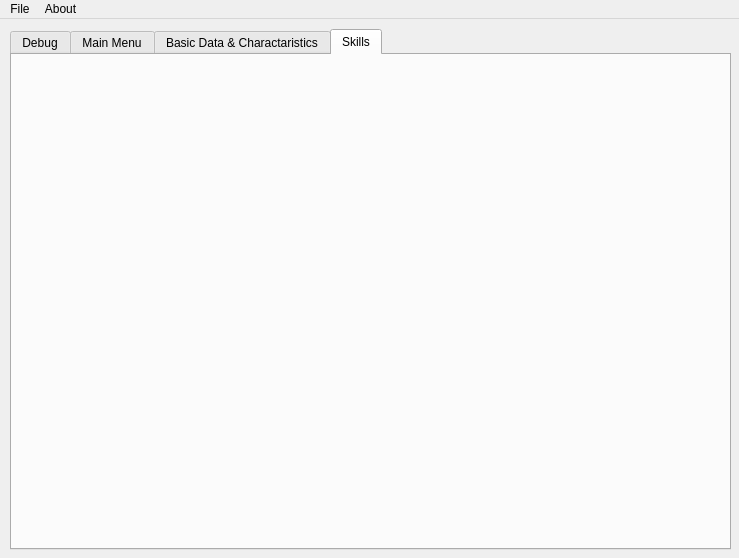
The window that mainwindow.ui (rbiddle/CRASS) describes before a commit, drawn with Qt 5.
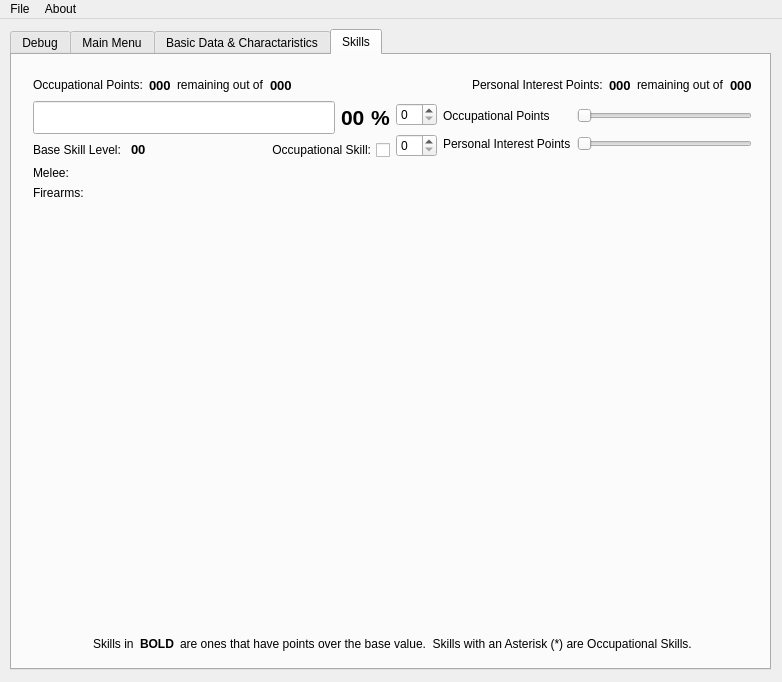
The same window after the commit. The open tabs and pages were chosen to show the change.

Commit message:
Added Skill GUI logic
Added GUI logic for displaying the skill buttons and basic processing.
Still need to add limit checks and MUCH more usability.

```diff
--- a/mainwindow.ui
+++ b/mainwindow.ui
@@ -6,8 +6,8 @@
    <rect>
     <x>0</x>
     <y>0</y>
-    <width>739</width>
-    <height>558</height>
+    <width>782</width>
+    <height>682</height>
    </rect>
   </property>
   <property name="windowTitle">
@@ -19,8 +19,8 @@
      <rect>
       <x>10</x>
       <y>10</y>
-      <width>721</width>
-      <height>521</height>
+      <width>761</width>
+      <height>641</height>
      </rect>
     </property>
     <property name="currentIndex">
@@ -1070,6 +1070,448 @@
      <attribute name="title">
       <string>Skills</string>
      </attribute>
+     <widget class="QWidget" name="verticalLayoutWidget_7">
+      <property name="geometry">
+       <rect>
+        <x>10</x>
+        <y>9</y>
+        <width>741</width>
+        <height>601</height>
+       </rect>
+      </property>
+      <layout class="QVBoxLayout" name="verticalLayout_11">
+       <item>
+        <layout class="QHBoxLayout" name="hLayoutRemainingPoints">
+         <item>
+          <widget class="QLabel" name="label_8">
+           <property name="text">
+            <string>Occupational Points:</string>
+           </property>
+          </widget>
+         </item>
+         <item>
+          <widget class="QLabel" name="cocRemainingOcpnPtsLabel">
+           <property name="font">
+            <font>
+             <pointsize>10</pointsize>
+             <weight>75</weight>
+             <bold>true</bold>
+            </font>
+           </property>
+           <property name="text">
+            <string>000</string>
+           </property>
+          </widget>
+         </item>
+         <item>
+          <widget class="QLabel" name="label_13">
+           <property name="text">
+            <string>remaining out of</string>
+           </property>
+          </widget>
+         </item>
+         <item>
+          <widget class="QLabel" name="cocTotalOcpnPtsLabel">
+           <property name="font">
+            <font>
+             <pointsize>10</pointsize>
+             <weight>75</weight>
+             <bold>true</bold>
+            </font>
+           </property>
+           <property name="text">
+            <string>000</string>
+           </property>
+          </widget>
+         </item>
+         <item>
+          <spacer name="horizontalSpacer_12">
+           <property name="orientation">
+            <enum>Qt::Horizontal</enum>
+           </property>
+           <property name="sizeHint" stdset="0">
+            <size>
+             <width>40</width>
+             <height>20</height>
+            </size>
+           </property>
+          </spacer>
+         </item>
+         <item>
+          <widget class="QLabel" name="label_12">
+           <property name="text">
+            <string>Personal Interest Points:</string>
+           </property>
+          </widget>
+         </item>
+         <item>
+          <widget class="QLabel" name="cocRemainingPrsnPtsLabel">
+           <property name="font">
+            <font>
+             <pointsize>10</pointsize>
+             <weight>75</weight>
+             <bold>true</bold>
+            </font>
+           </property>
+           <property name="text">
+            <string>000</string>
+           </property>
+          </widget>
+         </item>
+         <item>
+          <widget class="QLabel" name="label_10">
+           <property name="text">
+            <string>remaining out of</string>
+           </property>
+          </widget>
+         </item>
+         <item>
+          <widget class="QLabel" name="cocTotalPrsnPtsLabel">
+           <property name="font">
+            <font>
+             <pointsize>10</pointsize>
+             <weight>75</weight>
+             <bold>true</bold>
+            </font>
+           </property>
+           <property name="text">
+            <string>000</string>
+           </property>
+          </widget>
+         </item>
+        </layout>
+       </item>
+       <item>
+        <layout class="QHBoxLayout" name="hLayoutSkillNameArea">
+         <property name="sizeConstraint">
+          <enum>QLayout::SetFixedSize</enum>
+         </property>
+         <item>
+          <layout class="QVBoxLayout" name="verticalLayout_6">
+           <item>
+            <layout class="QHBoxLayout" name="horizontalLayout_6">
+             <item>
+              <widget class="QLineEdit" name="cocCurrentSkillLineEdit">
+               <property name="font">
+                <font>
+                 <pointsize>16</pointsize>
+                 <weight>75</weight>
+                 <bold>true</bold>
+                </font>
+               </property>
+               <property name="text">
+                <string/>
+               </property>
+              </widget>
+             </item>
+             <item>
+              <widget class="QLabel" name="cocCurrentSkillTotal">
+               <property name="font">
+                <font>
+                 <pointsize>16</pointsize>
+                 <weight>75</weight>
+                 <bold>true</bold>
+                </font>
+               </property>
+               <property name="text">
+                <string>00</string>
+               </property>
+              </widget>
+             </item>
+             <item>
+              <widget class="QLabel" name="label_9">
+               <property name="font">
+                <font>
+                 <pointsize>16</pointsize>
+                 <weight>75</weight>
+                 <bold>true</bold>
+                </font>
+               </property>
+               <property name="text">
+                <string>%</string>
+               </property>
+              </widget>
+             </item>
+            </layout>
+           </item>
+           <item>
+            <layout class="QHBoxLayout" name="horizontalLayout_3">
+             <item>
+              <widget class="QLabel" name="label_4">
+               <property name="sizePolicy">
+                <sizepolicy hsizetype="Preferred" vsizetype="Fixed">
+                 <horstretch>0</horstretch>
+                 <verstretch>0</verstretch>
+                </sizepolicy>
+               </property>
+               <property name="text">
+                <string>Base Skill Level: </string>
+               </property>
+              </widget>
+             </item>
+             <item>
+              <widget class="QLabel" name="cocCurrentSkillBaseLabel">
+               <property name="sizePolicy">
+                <sizepolicy hsizetype="Minimum" vsizetype="Fixed">
+                 <horstretch>0</horstretch>
+                 <verstretch>0</verstretch>
+                </sizepolicy>
+               </property>
+               <property name="font">
+                <font>
+                 <pointsize>10</pointsize>
+                 <weight>75</weight>
+                 <bold>true</bold>
+                </font>
+               </property>
+               <property name="text">
+                <string>00</string>
+               </property>
+              </widget>
+             </item>
+             <item>
+              <spacer name="horizontalSpacer">
+               <property name="orientation">
+                <enum>Qt::Horizontal</enum>
+               </property>
+               <property name="sizeType">
+                <enum>QSizePolicy::MinimumExpanding</enum>
+               </property>
+               <property name="sizeHint" stdset="0">
+                <size>
+                 <width>40</width>
+                 <height>20</height>
+                </size>
+               </property>
+              </spacer>
+             </item>
+             <item>
+              <widget class="QCheckBox" name="cocCurrentSkillOcpnCheckBox">
+               <property name="layoutDirection">
+                <enum>Qt::RightToLeft</enum>
+               </property>
+               <property name="text">
+                <string>Occupational Skill:</string>
+               </property>
+              </widget>
+             </item>
+            </layout>
+           </item>
+          </layout>
+         </item>
+         <item>
+          <layout class="QHBoxLayout" name="horizontalLayout">
+           <item>
+            <layout class="QVBoxLayout" name="verticalLayout_3">
+             <item>
+              <widget class="QSpinBox" name="cocCurrentSkillOcpnPtsSpinner"/>
+             </item>
+             <item>
+              <widget class="QSpinBox" name="cocCurrentSkillPrsnPtsSpinner"/>
+             </item>
+            </layout>
+           </item>
+           <item>
+            <layout class="QVBoxLayout" name="verticalLayout_4">
+             <item>
+              <widget class="QLabel" name="label_6">
+               <property name="sizePolicy">
+                <sizepolicy hsizetype="Preferred" vsizetype="Fixed">
+                 <horstretch>0</horstretch>
+                 <verstretch>0</verstretch>
+                </sizepolicy>
+               </property>
+               <property name="text">
+                <string>Occupational Points</string>
+               </property>
+              </widget>
+             </item>
+             <item>
+              <widget class="QLabel" name="label_7">
+               <property name="sizePolicy">
+                <sizepolicy hsizetype="Preferred" vsizetype="Fixed">
+                 <horstretch>0</horstretch>
+                 <verstretch>0</verstretch>
+                </sizepolicy>
+               </property>
+               <property name="text">
+                <string>Personal Interest Points</string>
+               </property>
+              </widget>
+             </item>
+            </layout>
+           </item>
+           <item>
+            <layout class="QVBoxLayout" name="verticalLayout_5">
+             <item>
+              <widget class="QSlider" name="cocCurrentSkillOcpnPtsSlider">
+               <property name="orientation">
+                <enum>Qt::Horizontal</enum>
+               </property>
+              </widget>
+             </item>
+             <item>
+              <widget class="QSlider" name="cocCurrentSkillPrsnPtsSlider">
+               <property name="orientation">
+                <enum>Qt::Horizontal</enum>
+               </property>
+              </widget>
+             </item>
+            </layout>
+           </item>
+          </layout>
+         </item>
+        </layout>
+       </item>
+       <item>
+        <layout class="QHBoxLayout" name="hLayoutSkills">
+         <item>
+          <layout class="QVBoxLayout" name="vLayoutSkillsCol1"/>
+         </item>
+         <item>
+          <layout class="QVBoxLayout" name="vLayoutSkillsCol2"/>
+         </item>
+         <item>
+          <layout class="QVBoxLayout" name="vLayoutSkillsCol3"/>
+         </item>
+         <item>
+          <layout class="QVBoxLayout" name="vLayoutSkillsCol4"/>
+         </item>
+         <item>
+          <layout class="QVBoxLayout" name="vLayoutSkillsCol5"/>
+         </item>
+        </layout>
+       </item>
+       <item>
+        <widget class="QLabel" name="label_16">
+         <property name="text">
+          <string>Melee:</string>
+         </property>
+        </widget>
+       </item>
+       <item>
+        <layout class="QHBoxLayout" name="hLayoutMelee">
+         <item>
+          <layout class="QVBoxLayout" name="vLayoutMeleeSkillsCol1"/>
+         </item>
+         <item>
+          <layout class="QVBoxLayout" name="vLayoutMeleeSkillsCol2"/>
+         </item>
+         <item>
+          <layout class="QVBoxLayout" name="vLayoutMeleeSkillsCol3"/>
+         </item>
+         <item>
+          <layout class="QVBoxLayout" name="vLayoutMeleeSkillsCol4"/>
+         </item>
+         <item>
+          <layout class="QVBoxLayout" name="vLayoutMeleeSkillsCol5"/>
+         </item>
+        </layout>
+       </item>
+       <item>
+        <widget class="QLabel" name="label_15">
+         <property name="text">
+          <string>Firearms:</string>
+         </property>
+        </widget>
+       </item>
+       <item>
+        <layout class="QHBoxLayout" name="hLayoutFirearms">
+         <item>
+          <layout class="QVBoxLayout" name="vLayoutFirearmSkillsCol1"/>
+         </item>
+         <item>
+          <layout class="QVBoxLayout" name="vLayoutFirearmSkillsCol2"/>
+         </item>
+         <item>
+          <layout class="QVBoxLayout" name="vLayoutFirearmSkillsCol3"/>
+         </item>
+         <item>
+          <layout class="QVBoxLayout" name="vLayoutFirearmSkillsCol4"/>
+         </item>
+         <item>
+          <layout class="QVBoxLayout" name="vLayoutFirearmSkillsCol5"/>
+         </item>
+        </layout>
+       </item>
+       <item>
+        <spacer name="verticalSpacer">
+         <property name="orientation">
+          <enum>Qt::Vertical</enum>
+         </property>
+         <property name="sizeHint" stdset="0">
+          <size>
+           <width>20</width>
+           <height>40</height>
+          </size>
+         </property>
+        </spacer>
+       </item>
+       <item>
+        <layout class="QHBoxLayout" name="hLayoutFooter">
+         <item>
+          <spacer name="horizontalSpacer_13">
+           <property name="orientation">
+            <enum>Qt::Horizontal</enum>
+           </property>
+           <property name="sizeHint" stdset="0">
+            <size>
+             <width>40</width>
+             <height>20</height>
+            </size>
+           </property>
+          </spacer>
+         </item>
+         <item>
+          <widget class="QLabel" name="label_14">
+           <property name="text">
+            <string>Skills in</string>
+           </property>
+          </widget>
+         </item>
+         <item>
+          <widget class="QLabel" name="label_11">
+           <property name="font">
+            <font>
+             <weight>75</weight>
+             <bold>true</bold>
+            </font>
+           </property>
+           <property name="text">
+            <string>BOLD</string>
+           </property>
+          </widget>
+         </item>
+         <item>
+          <widget class="QLabel" name="label_5">
+           <property name="font">
+            <font>
+             <weight>50</weight>
+             <bold>false</bold>
+            </font>
+           </property>
+           <property name="text">
+            <string>are ones that have points over the base value.  Skills with an Asterisk (*) are Occupational Skills.</string>
+           </property>
+          </widget>
+         </item>
+         <item>
+          <spacer name="horizontalSpacer_14">
+           <property name="orientation">
+            <enum>Qt::Horizontal</enum>
+           </property>
+           <property name="sizeHint" stdset="0">
+            <size>
+             <width>40</width>
+             <height>20</height>
+            </size>
+           </property>
+          </spacer>
+         </item>
+        </layout>
+       </item>
+      </layout>
+     </widget>
     </widget>
    </widget>
   </widget>
@@ -1078,7 +1520,7 @@
     <rect>
      <x>0</x>
      <y>0</y>
-     <width>739</width>
+     <width>782</width>
      <height>18</height>
     </rect>
    </property>
```
Left out of the diff: 18 changed lines with no effect on the pictures. The commit also changes 5 other files.
